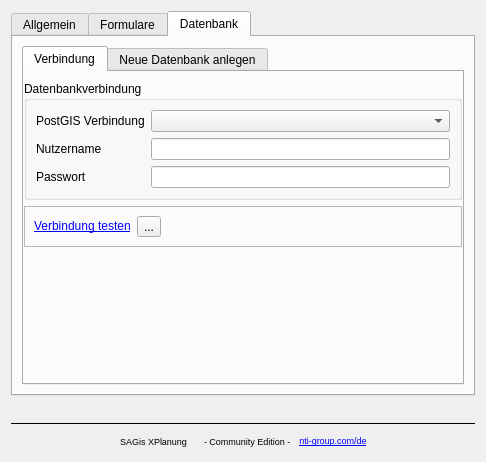
Old version of the form src/SAGisXPlanung/ui/settings.ui in the repository nti-de/SAGisXPlanung.
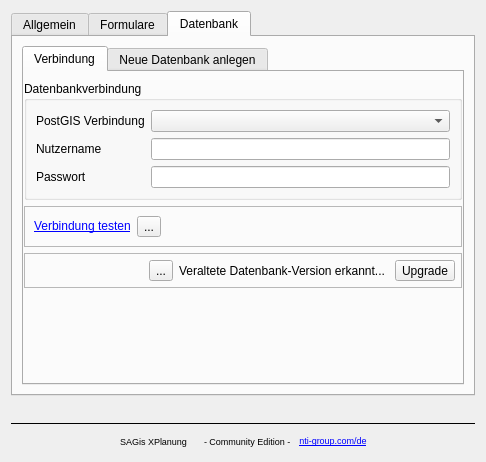
New version of the form. The open tabs and pages were chosen to show the change. Custom widgets are drawn as their Qt base class.

Commit message: ui panel for database upgrade

Patch:
```diff
--- a/src/SAGisXPlanung/ui/settings.ui
+++ b/src/SAGisXPlanung/ui/settings.ui
@@ -306,6 +306,70 @@
                 </property>
                 <property name="text">
                  <string/>
+                </property>
+                <property name="wordWrap">
+                 <bool>true</bool>
+                </property>
+               </widget>
+              </item>
+             </layout>
+            </widget>
+           </item>
+           <item>
+            <widget class="QFrame" name="database_version_frame">
+             <property name="frameShape">
+              <enum>QFrame::StyledPanel</enum>
+             </property>
+             <property name="frameShadow">
+              <enum>QFrame::Raised</enum>
+             </property>
+             <layout class="QHBoxLayout" name="horizontalLayout_7">
+              <property name="leftMargin">
+               <number>6</number>
+              </property>
+              <property name="topMargin">
+               <number>6</number>
+              </property>
+              <property name="rightMargin">
+               <number>6</number>
+              </property>
+              <property name="bottomMargin">
+               <number>6</number>
+              </property>
+              <item>
+               <spacer name="horizontalSpacer_5">
+                <property name="orientation">
+                 <enum>Qt::Horizontal</enum>
+                </property>
+                <property name="sizeHint" stdset="0">
+                 <size>
+                  <width>40</width>
+                  <height>20</height>
+                 </size>
+                </property>
+               </spacer>
+              </item>
+              <item>
+               <widget class="QToolButton" name="button_alert_icon">
+                <property name="text">
+                 <string>...</string>
+                </property>
+               </widget>
+              </item>
+              <item>
+               <widget class="QLabel" name="label_upgrade">
+                <property name="text">
+                 <string>Veraltete Datenbank-Version erkannt... </string>
+                </property>
+               </widget>
+              </item>
+              <item>
+               <widget class="QToolButton" name="button_upgrade">
+                <property name="text">
+                 <string>Upgrade</string>
+                </property>
+                <property name="toolButtonStyle">
+                 <enum>Qt::ToolButtonTextBesideIcon</enum>
                 </property>
                </widget>
               </item>
```
Left out of the diff: 2 changed lines with no effect on the pictures. The commit also changes 5 other files.
